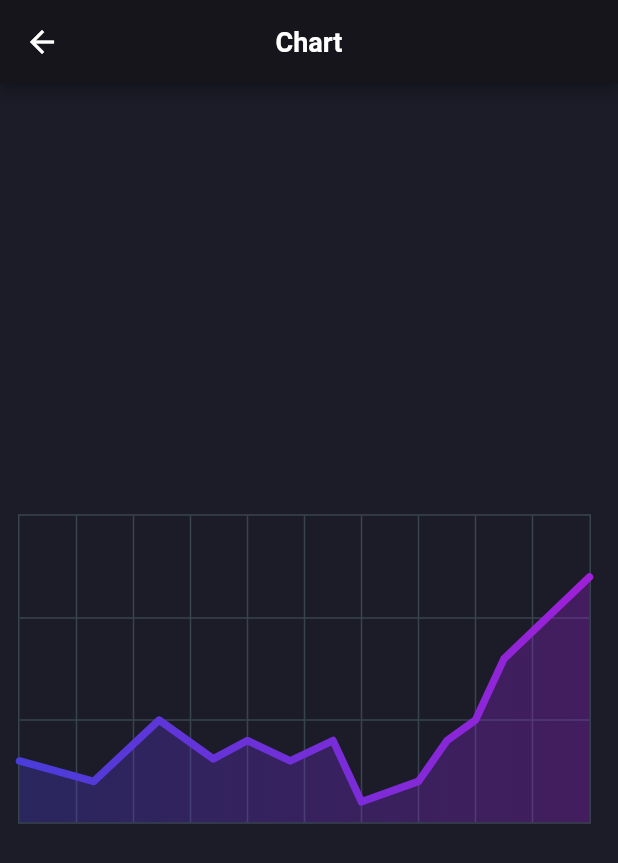
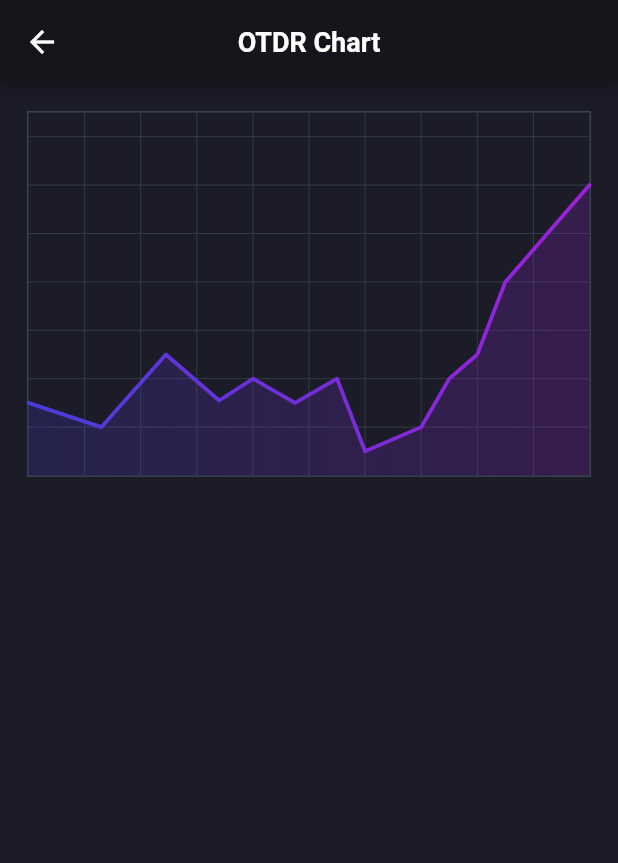
Before and after one commit to ziperjohn/analyzer, a Flutter app: the ChartScreen screen opened directly, on a phone screen of 412 x 824 dp. Shown: the top 863 px of the screen. Run offline on Flutter 3.47's test engine with Material 2 defaults, Android fonts, the phone set to English and light mode, and no system bars; drawn by our look-alikes of fl_chart; our stand-ins replace another_flushbar, firebase_auth, firebase_core, flutter_spinkit, flutter_svg, font_awesome_flutter; accounts and stored records are empty.

Commit message:
Changed chart ui

```diff
--- a/lib/screen_wrapper.dart
+++ b/lib/screen_wrapper.dart
@@ -27,7 +27,7 @@ class ScreenWrapper extends StatelessWidget {
         backgroundColor: surfaceColor,
         items: const [
           BottomNavigationBarItem(label: "Home", icon: Icon(FontAwesomeIcons.home)),
-          BottomNavigationBarItem(label: "Chart", icon: Icon(FontAwesomeIcons.chartLine)),
+          BottomNavigationBarItem(label: "OTDR", icon: Icon(FontAwesomeIcons.chartLine)),
           BottomNavigationBarItem(label: "Settings", icon: Icon(FontAwesomeIcons.userCog)),
         ],
       ),
--- a/lib/screens/chart_screen.dart
+++ b/lib/screens/chart_screen.dart
@@ -7,10 +7,19 @@ class ChartScreen extends StatelessWidget {
   @override
   Widget build(BuildContext context) {
     return Scaffold(
-        appBar: AppBar(
-          title: const Text("Chart"),
-          centerTitle: true,
+      appBar: AppBar(
+        title: const Text("OTDR Chart"),
+        centerTitle: true,
+      ),
+      body: Padding(
+        padding: const EdgeInsets.all(8),
+        child: Column(
+          crossAxisAlignment: CrossAxisAlignment.start,
+          children: [
+            MainChart(),
+          ],
         ),
-        body: const Center(child: MainChart()));
+      ),
+    );
   }
 }
--- a/lib/widgets/main_chart.dart
+++ b/lib/widgets/main_chart.dart
@@ -2,112 +2,12 @@ import 'package:analyzer/theme/colors.dart';
 import 'package:fl_chart/fl_chart.dart';
 import 'package:flutter/material.dart';
 
-class MainChart extends StatefulWidget {
-  const MainChart({Key? key}) : super(key: key);
+class MainChart extends StatelessWidget {
+  MainChart({Key? key}) : super(key: key);
 
-  @override
-  _MainChartState createState() => _MainChartState();
-}
+  final List<Color> gradientColors = [primaryColor, secondaryColor];
 
-class _MainChartState extends State<MainChart> {
-  List<Color> gradientColors = [primaryColor, secondaryColor];
-
-  @override
-  Widget build(BuildContext context) {
-    return Stack(
-      children: <Widget>[
-        AspectRatio(
-          aspectRatio: 1.70,
-          child: Container(
-            decoration: const BoxDecoration(
-                borderRadius: BorderRadius.all(
-                  Radius.circular(18),
-                ),
-                color: backgroundColor),
-            child: Padding(
-              padding: const EdgeInsets.only(right: 18.0, left: 12.0, top: 24, bottom: 12),
-              child: LineChart(
-                mainData(),
-              ),
-            ),
-          ),
-        ),
-      ],
-    );
-  }
-
-  LineChartData mainData() {
-    return LineChartData(
-      gridData: FlGridData(
-        show: true,
-        drawVerticalLine: true,
-        getDrawingHorizontalLine: (value) {
-          return FlLine(
-            color: darkGrayColor,
-            strokeWidth: 1,
-          );
-        },
-        getDrawingVerticalLine: (value) {
-          return FlLine(
-            color: darkGrayColor,
-            strokeWidth: 1,
-          );
-        },
-      ),
-      titlesData: FlTitlesData(
-        show: false,
-        rightTitles: SideTitles(showTitles: false),
-        topTitles: SideTitles(showTitles: false),
-        bottomTitles: SideTitles(
-          showTitles: true,
-          reservedSize: 22,
-          interval: 1,
-          getTextStyles: (context, value) =>
-              const TextStyle(color: darkGrayColor, fontWeight: FontWeight.bold, fontSize: 16),
-          getTitles: (value) {
-            switch (value.toInt()) {
-              case 2:
-                return 'MAR';
-              case 5:
-                return 'JUN';
-              case 8:
-                return 'SEP';
-            }
-            return '';
-          },
-          margin: 8,
-        ),
-        leftTitles: SideTitles(
-          showTitles: false,
-          interval: 1,
-          getTextStyles: (context, value) => const TextStyle(
-            color: darkGrayColor,
-            fontWeight: FontWeight.bold,
-            fontSize: 15,
-          ),
-          getTitles: (value) {
-            switch (value.toInt()) {
-              case 1:
-                return '10k';
-              case 3:
-                return '30k';
-              case 5:
-                return '50k';
-            }
-            return '';
-          },
-          reservedSize: 32,
-          margin: 12,
-        ),
-      ),
-      borderData: FlBorderData(show: true, border: Border.all(color: darkGrayColor, width: 1)),
-      minX: 0,
-      maxX: 20,
-      minY: 0,
-      maxY: 15,
-      lineBarsData: [
-        LineChartBarData(
-          spots: const [
+  final data = const [
     FlSpot(0, 3),
     FlSpot(2.6, 2),
     FlSpot(4.9, 5),
@@ -121,37 +21,108 @@ class _MainChartState extends State<MainChart> {
     FlSpot(16, 5),
     FlSpot(17, 8),
     FlSpot(20, 12),
-          ],
+  ];
+
+  @override
+  Widget build(BuildContext context) {
+    return AspectRatio(
+      aspectRatio: 1.5,
+      child: Padding(
+        padding: const EdgeInsets.all(10),
+        child: LineChart(
+          mainData(),
+        ),
+      ),
+    );
+  }
+
+  LineChartData mainData() {
+    return LineChartData(
+        lineTouchData: createLineTouchData(),
+        gridData: FlGridData(
+          show: true,
+          drawVerticalLine: true,
+          getDrawingHorizontalLine: (value) {
+            return createLine();
+          },
+          getDrawingVerticalLine: (value) {
+            return createLine();
+          },
+        ),
+        titlesData: FlTitlesData(
+          show: false,
+          rightTitles: SideTitles(showTitles: false),
+          topTitles: SideTitles(showTitles: false),
+          bottomTitles: SideTitles(showTitles: false),
+          leftTitles: SideTitles(showTitles: false),
+        ),
+        borderData: FlBorderData(show: true, border: Border.all(color: darkGrayColor, width: 1)),
+        minX: 0,
+        maxX: 20,
+        minY: 0,
+        maxY: 15,
+        lineBarsData: [
+          LineChartBarData(
+            spots: data,
             isCurved: false,
             colors: gradientColors,
-          barWidth: 5,
+            barWidth: 2.5,
             isStrokeCapRound: true,
             dotData: FlDotData(
               show: false,
             ),
             belowBarData: BarAreaData(
               show: true,
-            colors: gradientColors.map((color) => color.withOpacity(0.3)).toList(),
+              colors: gradientColors.map((color) => color.withOpacity(0.2)).toList(),
             ),
           ),
         ],
         axisTitleData: FlAxisTitleData(
-          leftTitle: AxisTitle(
+          leftTitle: createAxisTitle("Power [dB]"),
+          bottomTitle: createAxisTitle("Distance [Km]"),
+        ));
+  }
+
+  LineTouchData createLineTouchData() {
+    return LineTouchData(
+      touchTooltipData: LineTouchTooltipData(
+        tooltipBgColor: surfaceColor,
+        getTooltipItems: (List<LineBarSpot> touchedBarSpots) {
+          return touchedBarSpots.map(
+            (barSpot) {
+              final flSpot = barSpot;
+              if (flSpot.x == 0 || flSpot.x == 6) {
+                return null;
+              }
+              return LineTooltipItem(
+                "x: ${flSpot.x.toString()} km\ny: ${flSpot.y.toString()} dB",
+                const TextStyle(
+                  color: lightGrayColor,
+                ),
+              );
+            },
+          ).toList();
+        },
+      ),
+    );
+  }
+
+  AxisTitle createAxisTitle(String title) {
+    return AxisTitle(
       showTitle: true,
-              titleText: 'Power [dB]',
       margin: 4,
+      titleText: title,
       textStyle: const TextStyle(
         color: lightGrayColor,
         fontSize: 15,
-              )),
-          bottomTitle: AxisTitle(
-              showTitle: true,
-              margin: 4,
-              titleText: 'Distance [Km]',
-              textStyle: const TextStyle(
-                color: lightGrayColor,
-                fontSize: 15,
-              ))),
+      ),
+    );
+  }
+
+  FlLine createLine() {
+    return FlLine(
+      color: darkGrayColor,
+      strokeWidth: 0.5,
     );
   }
 }
```
Lines whose indentation alone changed are shown as unchanged.
